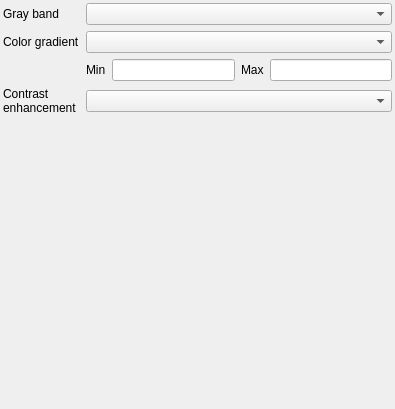
This is src/ui/qgssinglebandgrayrendererwidgetbase.ui in carsmie/QGIS as Qt 5 draws it before an edit. The edited form follows.
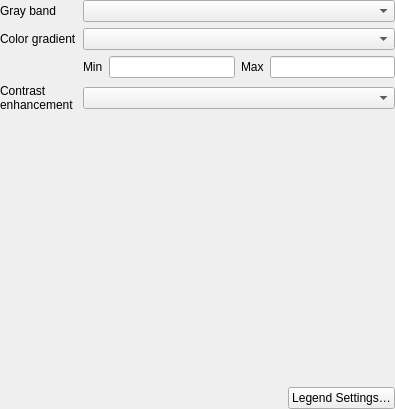
This is the edited form. Custom widgets are drawn as their Qt base class.

Commit message: Add a widget for customizing color ramp legend settings

Diff of the .ui file:
```diff
--- a/src/ui/qgssinglebandgrayrendererwidgetbase.ui
+++ b/src/ui/qgssinglebandgrayrendererwidgetbase.ui
@@ -15,16 +15,16 @@
   </property>
   <layout class="QVBoxLayout" name="verticalLayout">
    <property name="leftMargin">
-    <number>3</number>
+    <number>0</number>
    </property>
    <property name="topMargin">
-    <number>3</number>
+    <number>0</number>
    </property>
    <property name="rightMargin">
-    <number>3</number>
+    <number>0</number>
    </property>
    <property name="bottomMargin">
-    <number>3</number>
+    <number>0</number>
    </property>
    <item>
     <layout class="QGridLayout" name="gridLayout">
@@ -115,6 +115,36 @@
      </property>
     </widget>
    </item>
+   <item>
+    <layout class="QHBoxLayout" name="horizontalLayout">
+     <property name="topMargin">
+      <number>0</number>
+     </property>
+     <property name="rightMargin">
+      <number>0</number>
+     </property>
+     <item>
+      <spacer name="horizontalSpacer">
+       <property name="orientation">
+        <enum>Qt::Horizontal</enum>
+       </property>
+       <property name="sizeHint" stdset="0">
+        <size>
+         <width>40</width>
+         <height>20</height>
+        </size>
+       </property>
+      </spacer>
+     </item>
+     <item>
+      <widget class="QPushButton" name="mLegendSettingsButton">
+       <property name="text">
+        <string>Legend Settings…</string>
+       </property>
+      </widget>
+     </item>
+    </layout>
+   </item>
   </layout>
  </widget>
  <customwidgets>
```
The commit also changes 17 other files.
